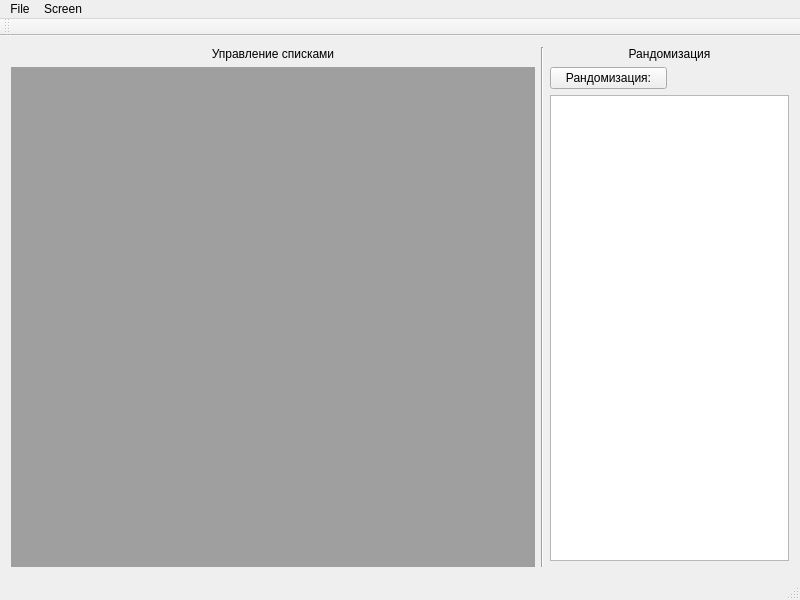
The window that gui/mainwindow.ui (moevm/-gui-1h2018-41) describes before a commit, drawn with Qt 5.
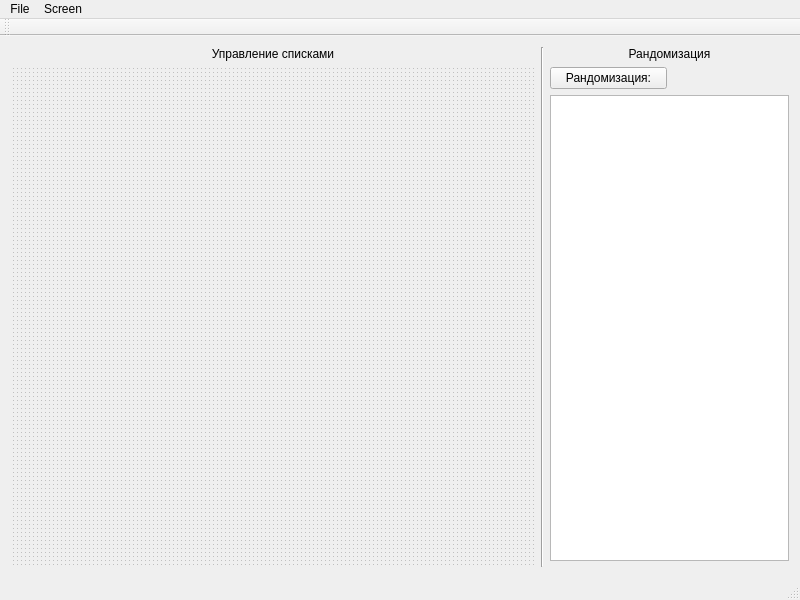
The same window after the commit.

Commit message: Более красивый интерфейс

```diff
--- a/gui/mainwindow.ui
+++ b/gui/mainwindow.ui
@@ -33,12 +33,27 @@
       <property name="sizeAdjustPolicy">
        <enum>QAbstractScrollArea::AdjustToContents</enum>
       </property>
+      <property name="background">
+       <brush brushstyle="Dense7Pattern">
+        <color alpha="255">
+         <red>191</red>
+         <green>191</green>
+         <blue>191</blue>
+        </color>
+       </brush>
+      </property>
       <property name="activationOrder">
        <enum>QMdiArea::CreationOrder</enum>
       </property>
       <property name="viewMode">
        <enum>QMdiArea::SubWindowView</enum>
       </property>
+      <property name="documentMode">
+       <bool>false</bool>
+      </property>
+      <property name="tabsClosable">
+       <bool>false</bool>
+      </property>
       <property name="tabShape">
        <enum>QTabWidget::Rounded</enum>
       </property>
```
Left out of the diff: 2 changed lines with no effect on the pictures. The commit also changes 2 other files.
